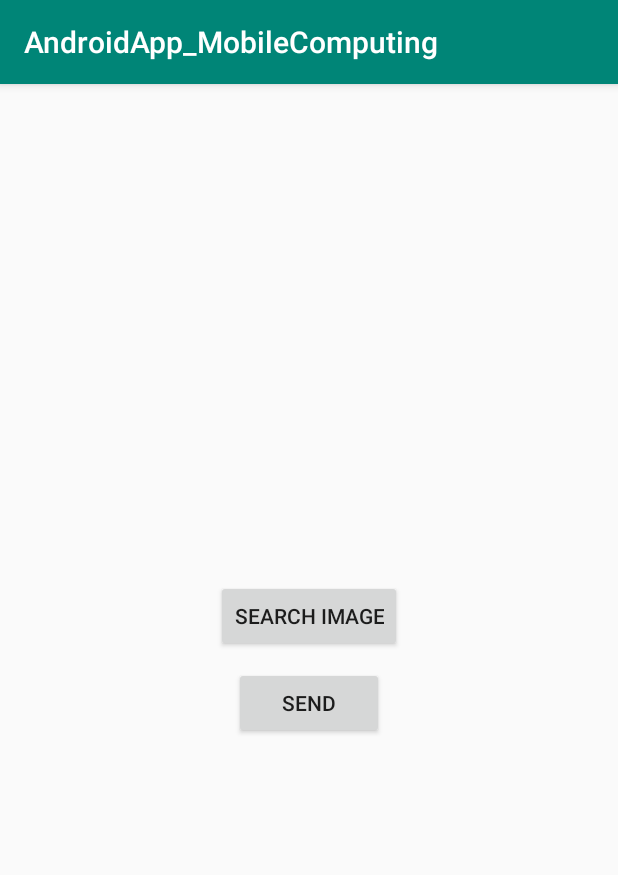
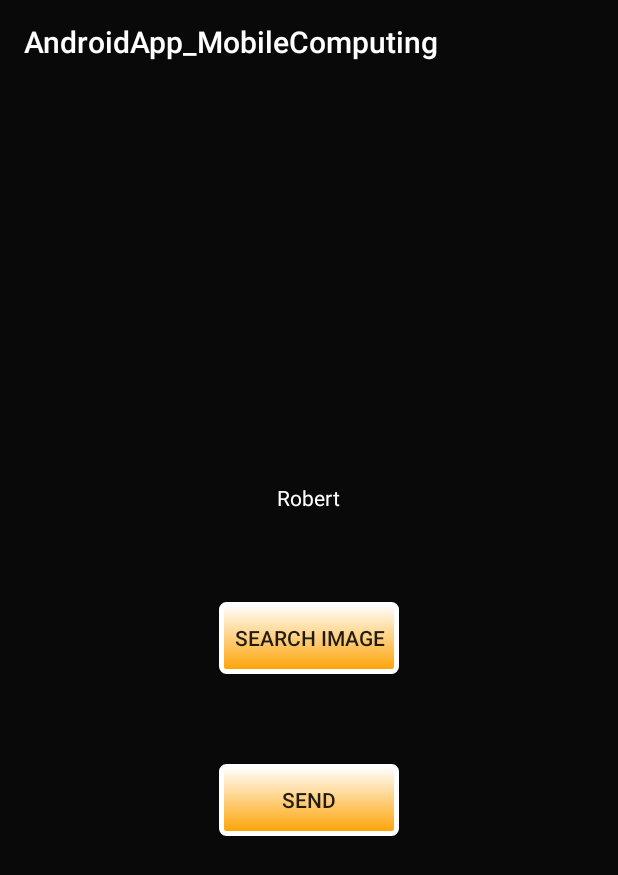
Before and after one commit to DanielHipp/mobileComputing, an Android app: the PictureActivity screen opened directly, with no data from a screen before it, on a phone screen of 412 x 824 dp. Shown: the top 875 px of the screen. Run offline under Robolectric (Android 15) with nearby library versions, the phone set to English and light mode, and no system bars; our stand-ins replace Volley.

Commit message:
better looks

```diff
--- a/app/src/main/java/de/computing/mobile/androidapp_mobilecomputing/Activitys/PictureActivity.java
+++ b/app/src/main/java/de/computing/mobile/androidapp_mobilecomputing/Activitys/PictureActivity.java
@@ -22,6 +22,8 @@ public class PictureActivity extends AppCompatActivity {
     private String image = "I";
     private ImageCompressor compr;
     private Connector connector;
+    private boolean isButtonClicked = false;
+
 
     @Override
     protected void onCreate(Bundle savedInstanceState) {
@@ -36,6 +38,11 @@ public class PictureActivity extends AppCompatActivity {
         buttonToGallery.setOnClickListener(new View.OnClickListener() {
             @Override
             public void onClick(View v) {
+                if (v.getId() == R.id.activityPicture_findImage) {
+                    isButtonClicked = !isButtonClicked;
+                    v.setBackgroundResource(isButtonClicked ? R.drawable.button_active : R.drawable.button);
+                }
+
                 Intent intent = new Intent();
                 intent.setType("image/*");
                 intent.setAction(Intent.ACTION_GET_CONTENT);
--- /dev/null
+++ b/app/src/main/res/drawable/button.xml
@@ -0,0 +1,12 @@
+<?xml version="1.0" encoding="utf-8"?>
+<shape xmlns:android="http://schemas.android.com/apk/res/android"
+    android:shape="rectangle">
+    <gradient android:state_pressed="true" android:startColor="#FFFFFF"
+        android:endColor="#00FF00"
+        android:angle="270" />
+    <gradient android:startColor="#FFFFFF"
+        android:endColor="#ffa100"
+        android:angle="270" />
+    <corners android:radius="3dp" />
+    <stroke android:width="5px" android:color="#ffffff" />
+</shape>
--- /dev/null
+++ b/app/src/main/res/drawable/button_active.xml
@@ -0,0 +1,11 @@
+<?xml version="1.0" encoding="utf-8"?>
+<shape xmlns:android="http://schemas.android.com/apk/res/android">
+    <gradient android:state_pressed="true" android:startColor="#FFFFFF"
+        android:endColor="#00FF00"
+        android:angle="270" />
+    <gradient android:startColor="#FFFFFF"
+        android:endColor="#00FF00"
+        android:angle="270" />
+    <corners android:radius="3dp" />
+    <stroke android:width="5px" android:color="#ffffff" />
+</shape>
--- /dev/null
+++ b/app/src/main/res/drawable/text.xml
@@ -0,0 +1,6 @@
+<?xml version="1.0" encoding="utf-8"?>
+<shape xmlns:android="http://schemas.android.com/apk/res/android">
+    <solid android:color="@color/colorWhite"></solid>
+    <corners android:radius="3dp" />
+    <stroke android:width="5px" android:color="#ffa100" />
+</shape>
--- /dev/null
+++ b/app/src/main/res/drawable/text_active.xml
@@ -0,0 +1,6 @@
+<?xml version="1.0" encoding="utf-8"?>
+<shape xmlns:android="http://schemas.android.com/apk/res/android">
+    <solid android:color="@color/colorWhite"></solid>
+    <corners android:radius="3dp" />
+    <stroke android:width="5px" android:color="#00ff00" />
+</shape>
--- a/app/src/main/res/layout/activity_picture.xml
+++ b/app/src/main/res/layout/activity_picture.xml
@@ -7,22 +7,35 @@
         android:layout_width="match_parent"
         android:layout_height="match_parent"
         android:orientation="vertical"
-        android:gravity="center">
+        android:gravity="center"
+        android:background="@color/colorPrimary">
+
+        <TextView
+            android:id="@+id/textView"
+            android:layout_width="wrap_content"
+            android:layout_height="wrap_content"
+            android:layout_margin="30dp"
+            android:text="Robert"
+            android:textColor="@color/colorWhite"/>
 
         <Button
             android:id="@+id/activityPicture_findImage"
             android:layout_width="wrap_content"
             android:layout_height="wrap_content"
-            android:minWidth="100dp"
-            android:text="Search Image"/>
+            android:minWidth="120dp"
+            android:layout_margin="30dp"
+            android:text="Search Image"
+            android:background="@drawable/button"/>
 
         <Button
             android:id="@+id/activityPicture_buttonToSend"
             android:layout_width="wrap_content"
             android:layout_height="wrap_content"
-            android:minWidth="100dp"
+            android:minWidth="120dp"
             android:layout_marginTop="10dp"
-            android:text="Send"/>
+            android:layout_margin="30dp"
+            android:text="Send"
+            android:background="@drawable/button"/>
 
     </LinearLayout>
 
--- a/app/src/main/res/values/colors.xml
+++ b/app/src/main/res/values/colors.xml
@@ -1,6 +1,9 @@
 <?xml version="1.0" encoding="utf-8"?>
 <resources>
-    <color name="colorPrimary">#008577</color>
-    <color name="colorPrimaryDark">#00574B</color>
-    <color name="colorAccent">#D81B60</color>
+    <color name="colorPrimary">#090909</color>
+    <color name="colorPrimaryDark">#2d2d2d</color>
+    <color name="colorAccent">#2d2d2d</color>
+    <color name="colorGreen">#00ff0c</color>
+    <color name="colorOrange">#ffa100</color>
+    <color name="colorWhite">#ffffff</color>
 </resources>
```
Also changed, not shown: app/src/main/java/de/computing/mobile/androidapp_mobilecomputing/Activitys/TextActivity.java (+12 -0 lines), app/src/main/res/layout/activity_start.xml (+10 -4 lines), app/src/main/res/layout/activity_text.xml (+18 -3 lines).
